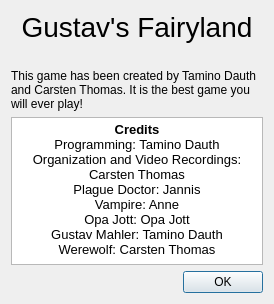
Old version of the form ui/aboutdialog.ui in the repository tdauth/gustavsfairyland.
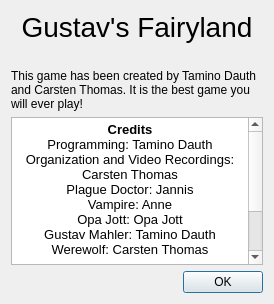
New version of the form. Icons and pictures are not drawn.

What changed in the file:
```diff
--- a/ui/aboutdialog.ui
+++ b/ui/aboutdialog.ui
@@ -95,7 +95,9 @@
 &lt;p align=&quot;center&quot; style=&quot; margin-top:0px; margin-bottom:0px; margin-left:0px; margin-right:0px; -qt-block-indent:0; text-indent:0px;&quot;&gt;Vampire: Anne&lt;/p&gt;
 &lt;p align=&quot;center&quot; style=&quot; margin-top:0px; margin-bottom:0px; margin-left:0px; margin-right:0px; -qt-block-indent:0; text-indent:0px;&quot;&gt;Opa Jott: Opa Jott&lt;/p&gt;
 &lt;p align=&quot;center&quot; style=&quot; margin-top:0px; margin-bottom:0px; margin-left:0px; margin-right:0px; -qt-block-indent:0; text-indent:0px;&quot;&gt;Gustav Mahler: Tamino Dauth&lt;/p&gt;
-&lt;p align=&quot;center&quot; style=&quot; margin-top:0px; margin-bottom:0px; margin-left:0px; margin-right:0px; -qt-block-indent:0; text-indent:0px;&quot;&gt;Werewolf: Carsten Thomas&lt;/p&gt;&lt;/body&gt;&lt;/html&gt;</string>
+&lt;p align=&quot;center&quot; style=&quot; margin-top:0px; margin-bottom:0px; margin-left:0px; margin-right:0px; -qt-block-indent:0; text-indent:0px;&quot;&gt;Werewolf: Carsten Thomas&lt;/p&gt;
+&lt;p align=&quot;center&quot; style=&quot;-qt-paragraph-type:empty; margin-top:0px; margin-bottom:0px; margin-left:0px; margin-right:0px; -qt-block-indent:0; text-indent:0px;&quot;&gt;&lt;br /&gt;&lt;/p&gt;
+&lt;p align=&quot;center&quot; style=&quot; margin-top:0px; margin-bottom:0px; margin-left:0px; margin-right:0px; -qt-block-indent:0; text-indent:0px;&quot;&gt;Wood texture: &amp;lt;a href=&amp;quot;http://publicdomainvectors.org/en/free-clipart/Wood-texture/39404.html&amp;quot;&amp;gt;Click me&amp;lt;/a&amp;gt;&lt;/p&gt;&lt;/body&gt;&lt;/html&gt;</string>
      </property>
     </widget>
    </item>
```
